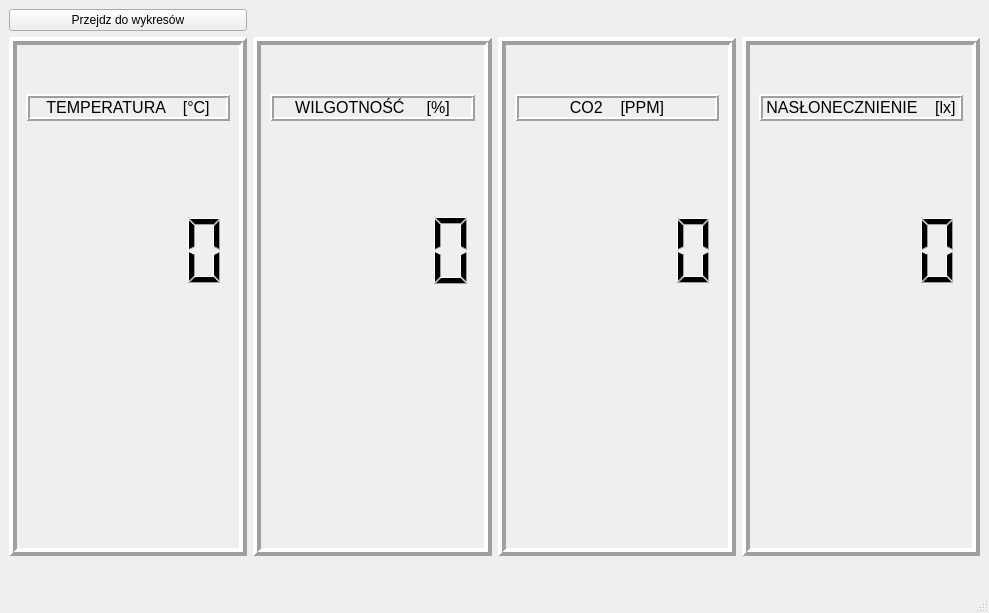
First picture: the form in mainwindow.ui, repository JanMaslowski/Qt_data_visualization_app, before the edit.
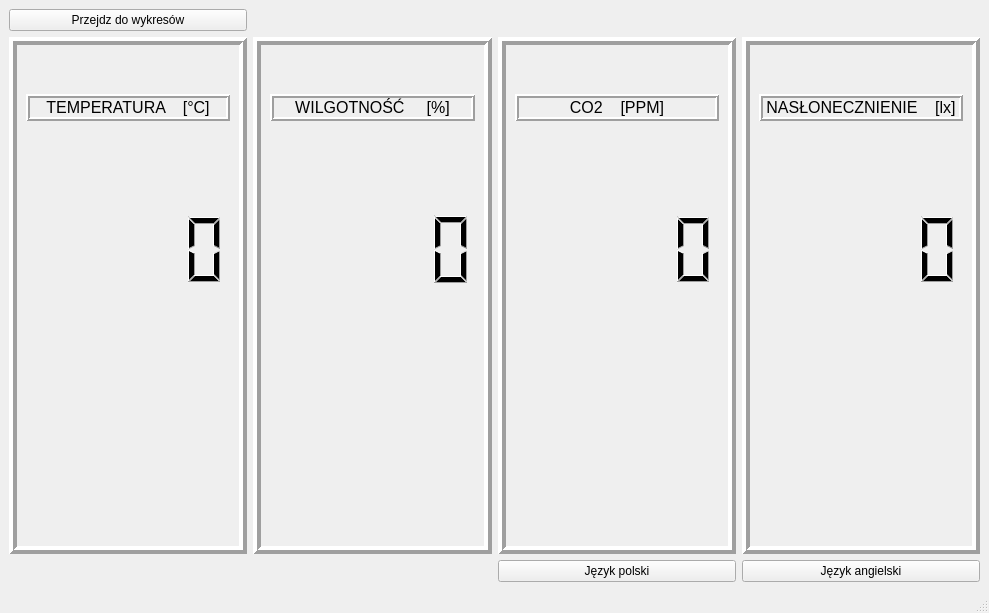
Second picture: the form after the edit.

```diff
--- a/mainwindow.ui
+++ b/mainwindow.ui
@@ -624,6 +624,20 @@
       </item>
      </layout>
     </item>
+    <item row="2" column="2">
+     <widget class="QPushButton" name="pushButton_2">
+      <property name="text">
+       <string>Język polski</string>
+      </property>
+     </widget>
+    </item>
+    <item row="2" column="3">
+     <widget class="QPushButton" name="pushButton_3">
+      <property name="text">
+       <string>Język angielski</string>
+      </property>
+     </widget>
+    </item>
    </layout>
   </widget>
   <widget class="QMenuBar" name="menubar">
```
